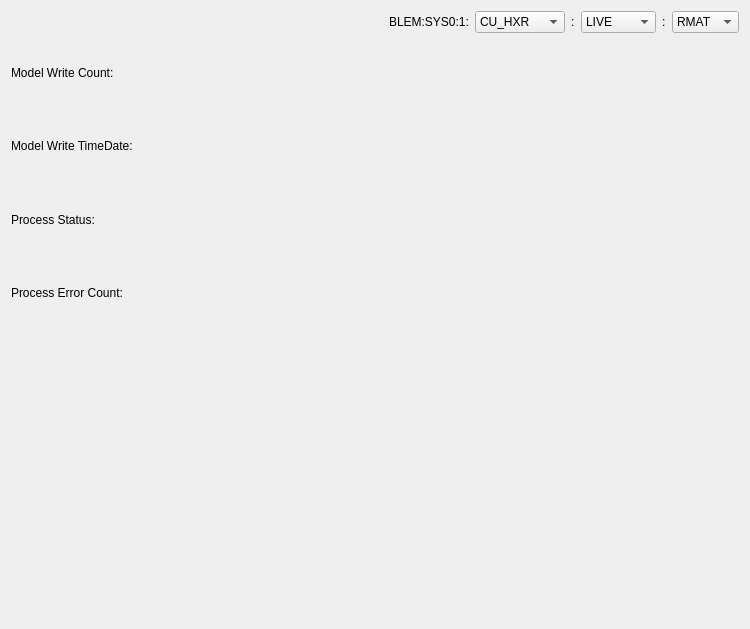
The window that blem_display.ui (slaclab/BLEM_PV_Service) describes before a commit, drawn with Qt 5.
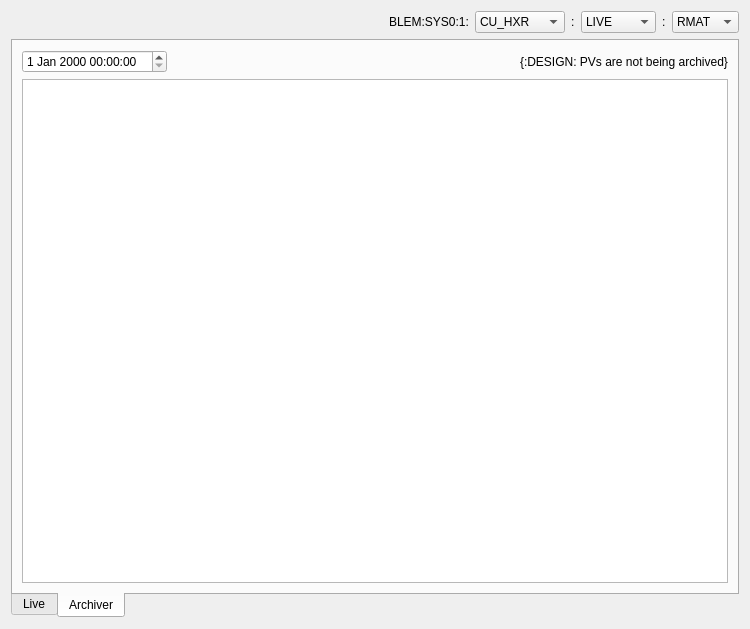
The same window after the commit. The open tabs and pages were chosen to show the change. Custom widgets are drawn as their Qt base class.

Commit message: WIP: Add Archiver functionality to GUI

What changed in the file:
```diff
--- a/blem_display.ui
+++ b/blem_display.ui
@@ -115,6 +115,19 @@
     </layout>
    </item>
    <item>
+    <widget class="QTabWidget" name="tabWidget">
+     <property name="tabPosition">
+      <enum>QTabWidget::South</enum>
+     </property>
+     <property name="currentIndex">
+      <number>0</number>
+     </property>
+     <widget class="QWidget" name="live_tab">
+      <attribute name="title">
+       <string>Live</string>
+      </attribute>
+      <layout class="QVBoxLayout" name="verticalLayout_2">
+       <item>
     <layout class="QGridLayout" name="display_lyt">
      <item row="1" column="1">
       <widget class="PyDMLabel" name="model_tod_lbl">
@@ -238,6 +251,51 @@
    </item>
   </layout>
  </widget>
+     <widget class="QWidget" name="archiver_tab">
+      <attribute name="title">
+       <string>Archiver</string>
+      </attribute>
+      <layout class="QVBoxLayout" name="verticalLayout_3">
+       <item>
+        <layout class="QHBoxLayout" name="datetime_lyt">
+         <item>
+          <widget class="PyDMDateTimeEdit" name="archiver_dt">
+           <property name="toolTip">
+            <string/>
+           </property>
+          </widget>
+         </item>
+         <item>
+          <spacer name="archiver_spcr">
+           <property name="orientation">
+            <enum>Qt::Horizontal</enum>
+           </property>
+           <property name="sizeHint" stdset="0">
+            <size>
+             <width>40</width>
+             <height>20</height>
+            </size>
+           </property>
+          </spacer>
+         </item>
+         <item>
+          <widget class="QLabel" name="warning_lbl">
+           <property name="text">
+            <string>{:DESIGN: PVs are not being archived}</string>
+           </property>
+          </widget>
+         </item>
+        </layout>
+       </item>
+       <item>
+        <widget class="QTableWidget" name="archiver_tbl"/>
+       </item>
+      </layout>
+     </widget>
+    </widget>
+   </item>
+  </layout>
+ </widget>
  <customwidgets>
   <customwidget>
    <class>PyDMNTTable</class>
@@ -249,6 +307,11 @@
    <extends>QLabel</extends>
    <header>pydm.widgets.label</header>
   </customwidget>
+  <customwidget>
+   <class>PyDMDateTimeEdit</class>
+   <extends>QDateTimeEdit</extends>
+   <header>pydm.widgets.datetime</header>
+  </customwidget>
  </customwidgets>
  <resources/>
  <connections/>
```
Lines whose indentation alone changed are shown as unchanged. The commit also changes 2 other files.
